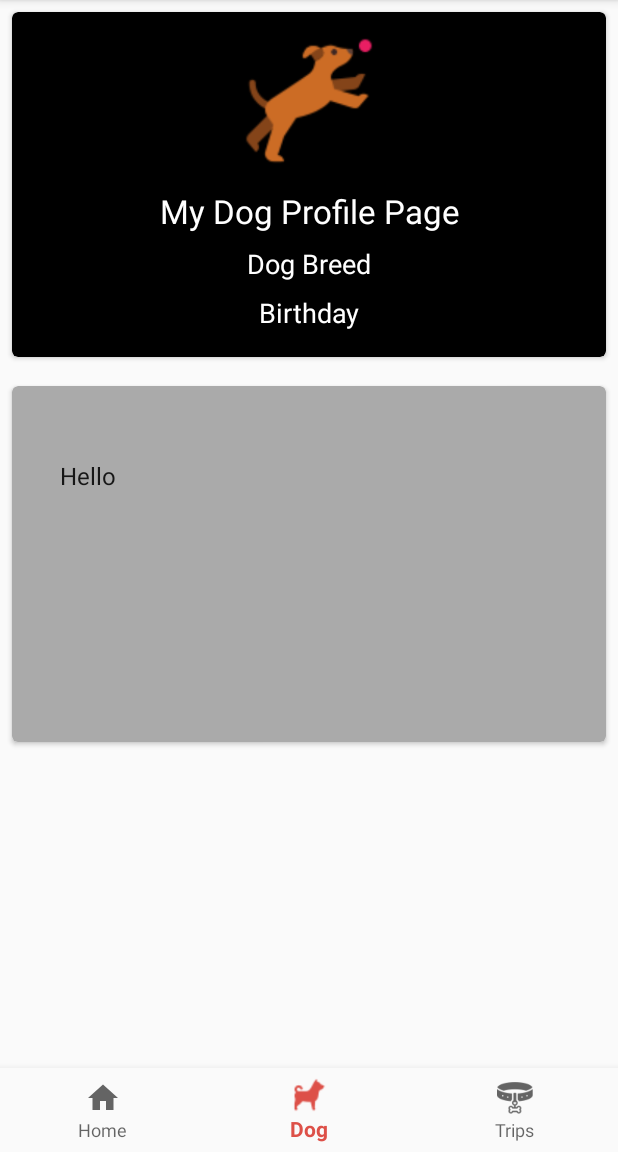
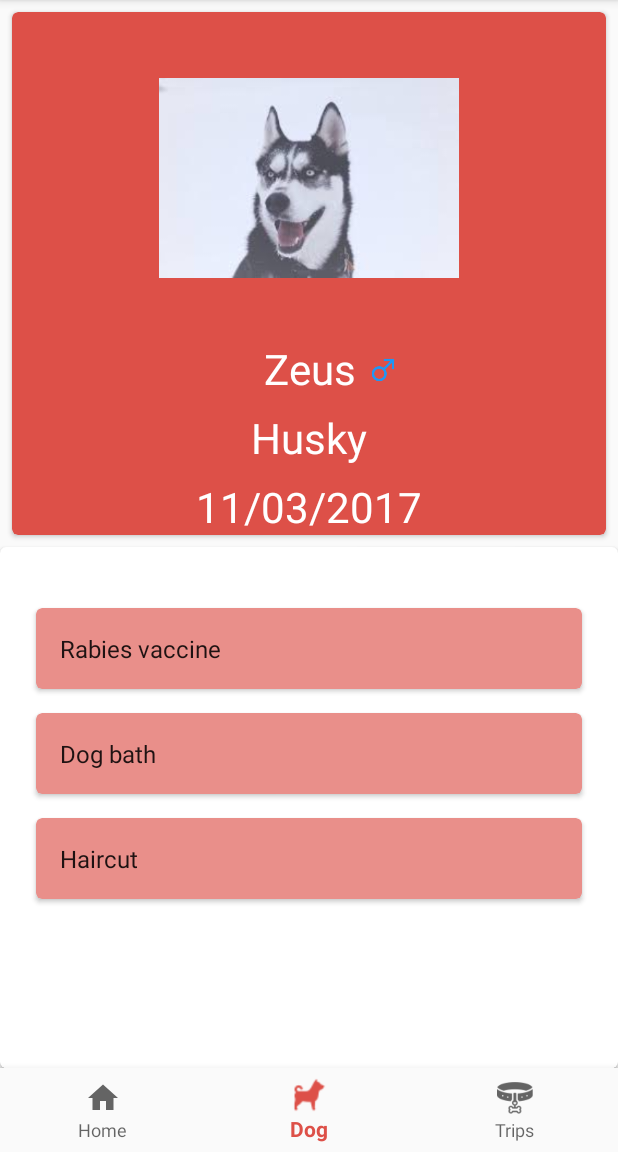
Before and after one commit to dornelas4/HappyPaw, an Android app: the screen it shows after launch (HomeActivity), item 2 of the bottom bar chosen, on a phone screen of 412 x 824 dp, the part 84-1236 px from its top. Run offline under Robolectric (Android 15) with nearby library versions, the phone set to English and light mode, and no system bars; libraries missing offline, so code that uses them is left out: com.github.lzyzsd.circleprogress, com.squareup.okhttp; 9 statements that could not run were skipped.

Commit message:
Added female and male dog icons. Added profile picture. Modified profile page layout.

```diff
--- a/app/src/main/java/cs4330/cs/utep/edu/happypaw/Fragment/VaccineFragment.java
+++ b/app/src/main/java/cs4330/cs/utep/edu/happypaw/Fragment/VaccineFragment.java
@@ -46,8 +46,12 @@ public class VaccineFragment extends Fragment {
                 recyclerView.setLayoutManager(new GridLayoutManager(context, mColumnCount));
             }
             Date d = new Date();
-            Vaccine v = new Vaccine("Hello", d);
+            Vaccine v = new Vaccine("Rabies vaccine", d);
+            Vaccine vv = new Vaccine("Dog bath",d);
+            Vaccine vvv = new Vaccine("Haircut",d);
             Vaccine.ITEMS.add(v);
+            Vaccine.ITEMS.add(vv);
+            Vaccine.ITEMS.add(vvv);
             recyclerView.setAdapter(new MyVaccineRecyclerViewAdapter(Vaccine.ITEMS, mListener));
 
         }
--- a/app/src/main/res/layout/fragment_profile.xml
+++ b/app/src/main/res/layout/fragment_profile.xml
@@ -1,29 +1,24 @@
 <?xml version="1.0" encoding="utf-8"?>
-<FrameLayout xmlns:android="http://schemas.android.com/apk/res/android"
+
+
+<LinearLayout android:layout_width="match_parent"
+    android:layout_height="match_parent"
     xmlns:app="http://schemas.android.com/apk/res-auto"
     xmlns:tools="http://schemas.android.com/tools"
-    android:layout_width="match_parent"
-    android:layout_height="match_parent"
-  >
-
-    <android.support.constraint.ConstraintLayout
-        android:layout_width="match_parent"
-        android:layout_height="match_parent"
-        android:orientation="vertical">
+    android:orientation="vertical"
+    xmlns:android="http://schemas.android.com/apk/res/android">
 
         <android.support.v7.widget.CardView
             android:id="@+id/profile_picture_card"
             android:layout_width="match_parent"
-            android:layout_height="230dp"
+            android:layout_height="wrap_content"
 
             android:layout_margin="8dp"
             android:layout_marginStart="8dp"
             android:layout_marginEnd="8dp"
-            app:cardBackgroundColor="@color/black"
+            app:cardBackgroundColor="@color/red"
             app:cardCornerRadius="4dp"
-            app:layout_constraintEnd_toEndOf="parent"
-            app:layout_constraintStart_toStartOf="parent"
-            app:layout_constraintTop_toTopOf="parent">
+            >
 
             <LinearLayout
                 android:layout_width="match_parent"
@@ -36,8 +31,8 @@
 
                     <ImageView
                         android:id="@+id/imageView2"
-                        android:layout_width="100dp"
-                        android:layout_height="100dp"
+                        android:layout_width="200dp"
+                        android:layout_height="200dp"
                         android:layout_marginStart="8dp"
                         android:layout_marginTop="8dp"
                         android:layout_marginEnd="8dp"
@@ -48,10 +43,10 @@
                         app:layout_constraintStart_toStartOf="parent"
                         app:layout_constraintTop_toTopOf="parent"
                         app:layout_constraintVertical_bias="0.02"
-                        app:srcCompat="@drawable/ic_trip_96dp" />
+                        app:srcCompat="@drawable/dog_profile" />
 
                         <TextView
-                        android:id="@+id/textView4"
+                            android:id="@+id/dog_name_label"
                             android:layout_width="wrap_content"
                             android:layout_height="wrap_content"
                             android:layout_marginStart="8dp"
@@ -59,16 +54,32 @@
                             android:layout_marginEnd="8dp"
                             android:layout_marginBottom="8dp"
                             android:fontFamily="sans-serif"
-                        android:text="My Dog Profile Page"
+                            android:text="Zeus"
 
                             android:textColor="@color/white"
-                        android:textSize="22sp"
+                            android:textSize="28sp"
                             app:layout_constraintBottom_toBottomOf="parent"
                             app:layout_constraintEnd_toEndOf="parent"
                             app:layout_constraintHorizontal_bias="0.502"
                             app:layout_constraintStart_toStartOf="parent"
                             app:layout_constraintTop_toBottomOf="@+id/imageView2"
                             app:layout_constraintVertical_bias="0.0" />
+
+                    <ImageView
+                        android:layout_width="20dp"
+                        android:layout_height="20dp"
+                        android:layout_marginStart="8dp"
+                        android:layout_marginTop="8dp"
+                        android:layout_marginEnd="8dp"
+                        android:layout_marginBottom="8dp"
+                        app:layout_constraintBottom_toBottomOf="parent"
+                        app:layout_constraintEnd_toEndOf="parent"
+                        app:layout_constraintHorizontal_bias="0.0"
+                        app:layout_constraintStart_toEndOf="@+id/dog_name_label"
+                        app:layout_constraintTop_toTopOf="parent"
+                        app:layout_constraintVertical_bias="0.706"
+                        app:srcCompat="@drawable/ic_male_96dp" />
+
 
                     <TextView
                         android:id="@+id/dog_breed"
@@ -77,12 +88,12 @@
                         android:layout_marginStart="8dp"
                         android:layout_marginTop="8dp"
                         android:layout_marginEnd="8dp"
-                        android:text="Dog Breed"
+                        android:text="Husky"
                         android:textColor="@color/white"
-                        android:textSize="18sp"
+                        android:textSize="28sp"
                         app:layout_constraintEnd_toEndOf="parent"
                         app:layout_constraintStart_toStartOf="parent"
-                        app:layout_constraintTop_toBottomOf="@+id/textView4" />
+                        app:layout_constraintTop_toBottomOf="@+id/dog_name_label" />
 
                     <TextView
                         android:id="@+id/dog_birthday"
@@ -91,9 +102,9 @@
                         android:layout_marginStart="8dp"
                         android:layout_marginTop="8dp"
                         android:layout_marginEnd="8dp"
-                        android:text="Birthday"
+                        android:text="11/03/2017"
                         android:textColor="@color/white"
-                        android:textSize="18sp"
+                        android:textSize="28sp"
                         app:layout_constraintEnd_toEndOf="parent"
                         app:layout_constraintStart_toStartOf="parent"
                         app:layout_constraintTop_toBottomOf="@+id/dog_breed" />
@@ -104,29 +115,16 @@
 
         </android.support.v7.widget.CardView>
 
-        <android.support.v7.widget.CardView xmlns:card_view="http://schemas.android.com/apk/res-auto"
-            android:id="@+id/vaccines_card"
+    <android.support.v7.widget.CardView
+        android:id="@+id/vet_visits_card"
         android:layout_width="match_parent"
-            android:layout_height="237dp"
-            android:layout_gravity="center"
+        app:cardCornerRadius="4dp"
+        android:background="@color/white"
+        android:layout_height="match_parent">
 
-            android:layout_margin="8dp"
-            android:layout_marginStart="8dp"
-            android:layout_marginTop="8dp"
-            android:layout_marginEnd="8dp"
-            android:layout_marginBottom="8dp"
-
-            card_view:cardBackgroundColor="@android:color/darker_gray"
-            card_view:cardCornerRadius="4dp"
-            card_view:layout_constraintBottom_toBottomOf="parent"
-            card_view:layout_constraintEnd_toEndOf="parent"
-            card_view:layout_constraintHorizontal_bias="0.0"
-            card_view:layout_constraintStart_toStartOf="parent"
-            card_view:layout_constraintTop_toBottomOf="@+id/profile_picture_card"
-            card_view:layout_constraintVertical_bias="0.051">
             <LinearLayout
                 android:layout_width="match_parent"
-                android:layout_height="wrap_content"
+                android:layout_height="match_parent"
                 android:orientation="vertical">
 
                 <TextView
@@ -134,10 +132,11 @@
                     android:layout_width="match_parent"
                     android:layout_height="wrap_content"
                     android:textAlignment="center"
-                    android:textColor="@color/white"
+                    android:textColor="@color/red"
                     android:textSize="24sp"
                     android:textStyle="bold"
-                    tools:text="Recent Vet Visits" />
+                    android:visibility="visible"
+                    tools:text="@string/PetVisitListLabel" />
                 <FrameLayout
                     android:id="@+id/child_fragment_container"
                     android:layout_width="match_parent"
@@ -146,6 +145,5 @@
 
     </android.support.v7.widget.CardView>
 
-    </android.support.constraint.ConstraintLayout>
 
-</FrameLayout>
+</LinearLayout>
--- a/app/src/main/res/layout/fragment_vaccine.xml
+++ b/app/src/main/res/layout/fragment_vaccine.xml
@@ -1,16 +1,30 @@
 <?xml version="1.0" encoding="utf-8"?>
 <LinearLayout xmlns:android="http://schemas.android.com/apk/res/android"
-    android:layout_width="wrap_content"
+    android:layout_width="match_parent"
     android:layout_height="wrap_content"
+
+
+
     android:orientation="horizontal">
 
 
+    <android.support.v7.widget.CardView xmlns:card_view="http://schemas.android.com/apk/res-auto"
+        android:id="@+id/card_view"
+        android:layout_width="match_parent"
+        android:layout_height="wrap_content"
+        android:layout_gravity="center"
+        android:layout_margin="8dp"
+        card_view:cardBackgroundColor="@color/light_red"
+        card_view:cardCornerRadius="4dp">
 
-    <TextView
-        android:id="@+id/content"
-        android:layout_width="wrap_content"
-        android:layout_height="wrap_content"
-        android:layout_margin="@dimen/text_margin"
+        <TextView
+            android:id="@+id/content"
+            android:layout_width="match_parent"
+            android:layout_height="match_parent"
+            android:layout_margin="@dimen/text_margin"
 
-        android:textAppearance="?attr/textAppearanceListItem" />
+            android:textAppearance="?attr/textAppearanceListItem" />
+
+
+    </android.support.v7.widget.CardView>
 </LinearLayout>
--- a/app/src/main/res/layout/fragment_vaccine_list.xml
+++ b/app/src/main/res/layout/fragment_vaccine_list.xml
@@ -11,5 +11,4 @@
     android:layout_marginRight="16dp"
     app:layoutManager="LinearLayoutManager"
     tools:context=".Fragment.VaccineFragment"
-
     tools:listitem="@layout/fragment_vaccine" />
--- a/app/src/main/res/values/colors.xml
+++ b/app/src/main/res/values/colors.xml
@@ -13,5 +13,6 @@
     <color name="colorSecondary">#1C223C</color>
     <color name="colorSecondaryDark">#1C223C</color>
     <color name="colorSecondaryAccent">#FF4081</color>
+    <color name="light_red">#e98f8a</color>
 
 </resources>
--- a/app/src/main/res/values/strings.xml
+++ b/app/src/main/res/values/strings.xml
@@ -90,6 +90,7 @@
     <string name="pref_title_vibrate">Vibrate</string>
     <string name="text_view_next_feeding">Next Feeding:</string>
     <string name="text_view_timer_default">--:--:--</string>
+    <string name="PetVisitListLabel">Recent Vet Visits</string>
     <!--<string name="label_meal_per_day">Meals Per Day</string>-->
     <!--<string name="label_meal_per_day">Meals Per Day</string>-->
 </resources>
```
Also changed, not shown: app/src/main/res/raw/map_style.json (+87 -58 lines), app/src/main/res/drawable/dog_profile.jpg (added), app/src/main/res/drawable/ic_female_96dp.png (added), app/src/main/res/drawable/ic_male_96dp.png (added). Lines whose indentation alone changed are shown as unchanged.
